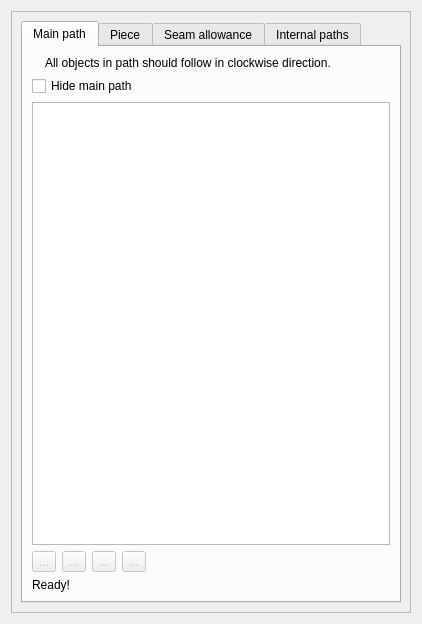
Above: src/libs/vtools/dialogs/tools/piece/tabs/tabpaths.ui from dismine/valentina before the change. Below: the same form after it.
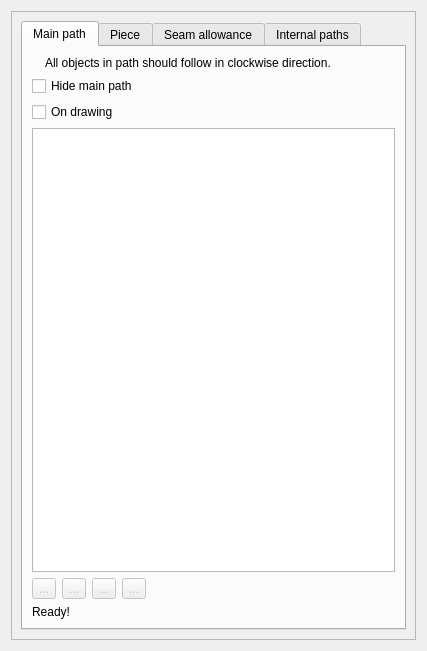
That is the form after the change. Icons and pictures are not drawn. Custom widgets are drawn as their Qt base class.

Commit message:
New option "Seam line on drawing".
There are two ways to export a sew line to DXF-AAMA: on Draw layer or Sew line layer. The second is not standard, but preferable way for most CAD systems.

```diff
--- a/src/libs/vtools/dialogs/tools/piece/tabs/tabpaths.ui
+++ b/src/libs/vtools/dialogs/tools/piece/tabs/tabpaths.ui
@@ -6,8 +6,8 @@
    <rect>
     <x>0</x>
     <y>0</y>
-    <width>422</width>
-    <height>624</height>
+    <width>427</width>
+    <height>651</height>
    </rect>
   </property>
   <property name="windowTitle">
@@ -28,8 +28,8 @@
        <rect>
         <x>0</x>
         <y>0</y>
-        <width>394</width>
-        <height>612</height>
+        <width>407</width>
+        <height>631</height>
        </rect>
       </property>
       <layout class="QVBoxLayout" name="verticalLayout">
@@ -83,6 +83,16 @@
              </property>
             </widget>
            </item>
+           <item>
+            <widget class="QCheckBox" name="checkBoxOnDrawing">
+             <property name="toolTip">
+              <string>Export to DXF-AAMA sew line on Draw layer </string>
+             </property>
+             <property name="text">
+              <string>On drawing</string>
+             </property>
+            </widget>
+           </item>
            <item>
             <widget class="QListWidget" name="listWidgetMainPath">
              <property name="dragDropMode">
@@ -1127,16 +1137,16 @@
   </layout>
  </widget>
  <customwidgets>
+  <customwidget>
+   <class>VPlainTextEdit</class>
+   <extends>QPlainTextEdit</extends>
+   <header location="global">vplaintextedit.h</header>
+  </customwidget>
   <customwidget>
    <class>VLineEdit</class>
    <extends>QLineEdit</extends>
    <header>vlineedit.h</header>
   </customwidget>
-  <customwidget>
-   <class>VPlainTextEdit</class>
-   <extends>QPlainTextEdit</extends>
-   <header>vplaintextedit.h</header>
-  </customwidget>
  </customwidgets>
  <resources>
   <include location="../../../../../vmisc/share/resources/icon.qrc"/>
```
The commit also changes 20 other files.
